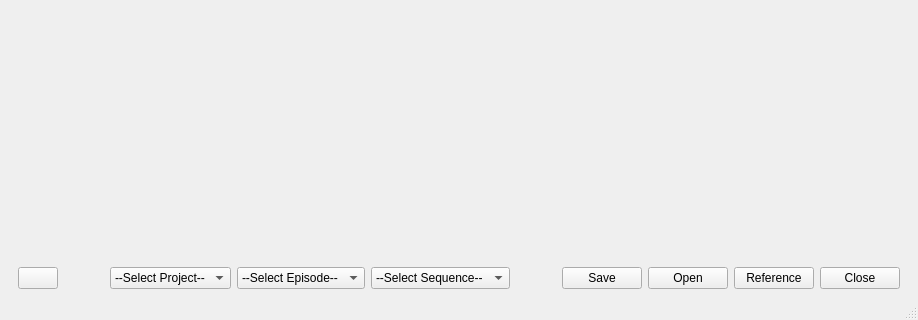
iceanimations/customui, file ui/explorer.ui: the form before one commit; both pictures show x 0 to 918 and y 198 to 518 of the 918 by 518 pixel window.
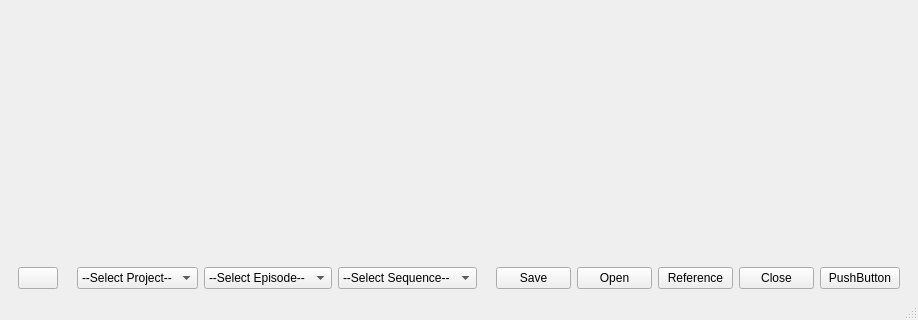
The form after the commit.

```diff
--- a/ui/explorer.ui
+++ b/ui/explorer.ui
@@ -196,6 +196,13 @@
         </property>
        </widget>
       </item>
+      <item>
+       <widget class="QPushButton" name="testButton">
+        <property name="text">
+         <string>PushButton</string>
+        </property>
+       </widget>
+      </item>
      </layout>
     </item>
    </layout>
```
Left out of the diff: 2 changed lines with no effect on the pictures.
